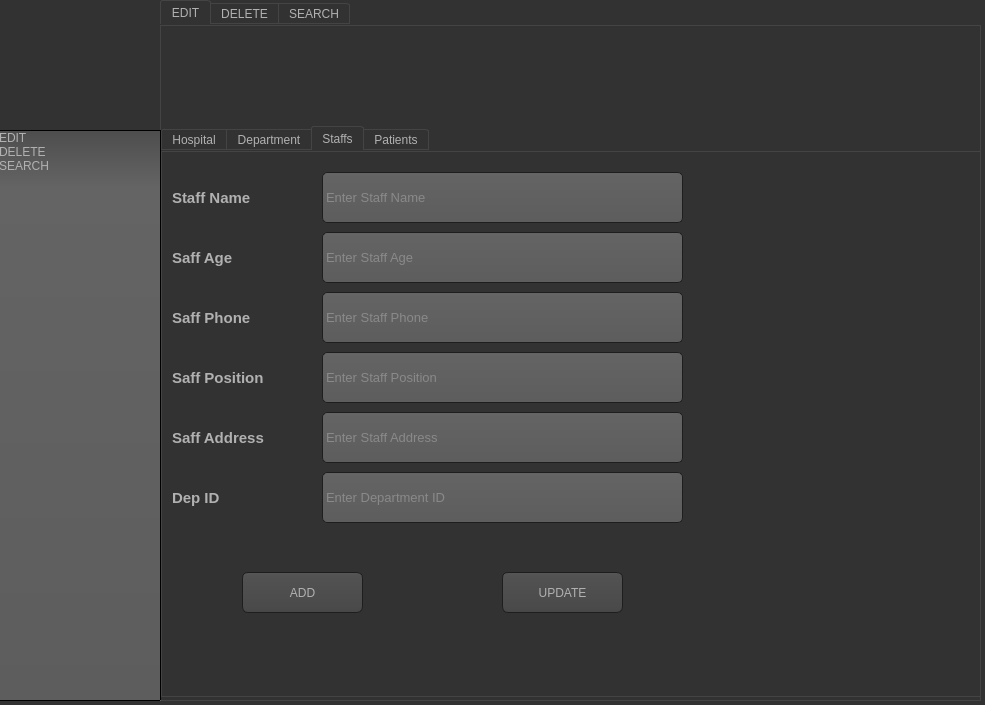
This is task_7/ui/hospital.ui in mahmoud199m/Depi_Team as Qt 5 draws it before an edit. The edited form follows.
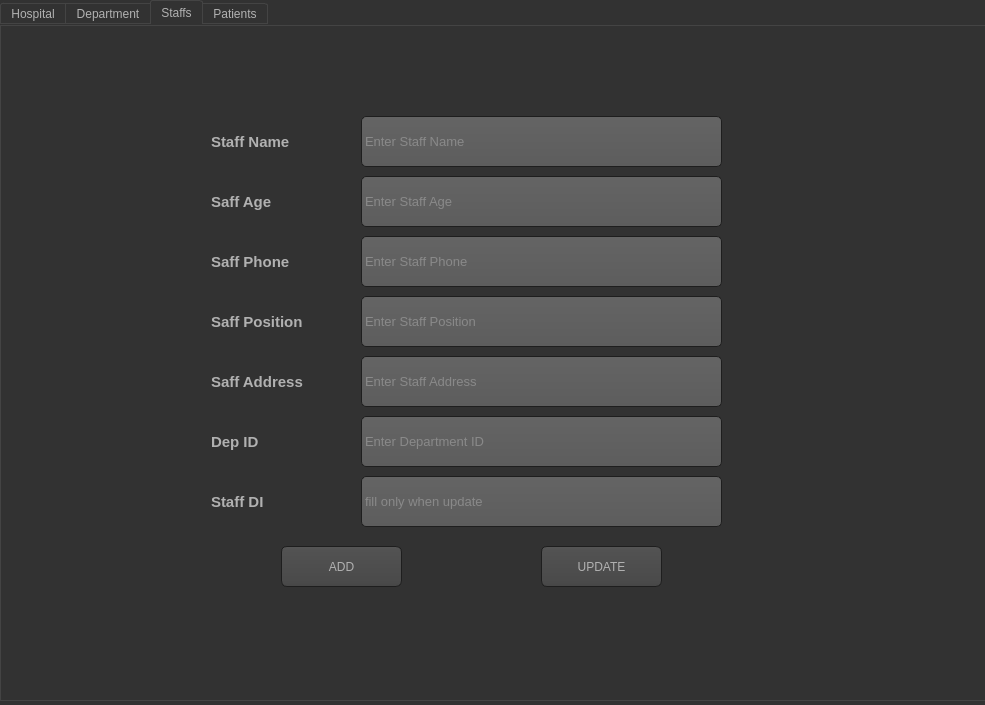
This is the edited form. The open tabs and pages were chosen to show the change. Icons and pictures are not drawn.

```diff
--- a/task_7/ui/hospital.ui
+++ b/task_7/ui/hospital.ui
@@ -535,34 +535,18 @@
 
 </string>
   </property>
-  <widget class="QTabWidget" name="tabWidget_2">
+  <widget class="QTabWidget" name="tabWidget">
    <property name="geometry">
     <rect>
-     <x>160</x>
+     <x>0</x>
      <y>0</y>
-     <width>821</width>
+     <width>988</width>
      <height>701</height>
     </rect>
    </property>
    <property name="currentIndex">
     <number>0</number>
    </property>
-   <widget class="QWidget" name="tab_17">
-    <attribute name="title">
-     <string>EDIT</string>
-    </attribute>
-    <widget class="QTabWidget" name="tabWidget">
-     <property name="geometry">
-      <rect>
-       <x>0</x>
-       <y>100</y>
-       <width>821</width>
-       <height>571</height>
-      </rect>
-     </property>
-     <property name="currentIndex">
-      <number>0</number>
-     </property>
      <widget class="QWidget" name="tab_3">
       <attribute name="title">
        <string>Hospital</string>
@@ -790,8 +774,8 @@
       <widget class="QLabel" name="label_15">
        <property name="geometry">
         <rect>
-         <x>10</x>
-         <y>30</y>
+       <x>210</x>
+       <y>100</y>
          <width>111</width>
          <height>31</height>
         </rect>
@@ -810,8 +794,8 @@
       <widget class="QPushButton" name="stf_add_btn">
        <property name="geometry">
         <rect>
-         <x>80</x>
-         <y>420</y>
+       <x>280</x>
+       <y>520</y>
          <width>121</width>
          <height>41</height>
         </rect>
@@ -823,8 +807,8 @@
       <widget class="QLabel" name="label_16">
        <property name="geometry">
         <rect>
-         <x>10</x>
-         <y>90</y>
+       <x>210</x>
+       <y>160</y>
          <width>111</width>
          <height>31</height>
         </rect>
@@ -843,8 +827,8 @@
       <widget class="QPushButton" name="stf_upd_btn">
        <property name="geometry">
         <rect>
-         <x>340</x>
-         <y>420</y>
+       <x>540</x>
+       <y>520</y>
          <width>121</width>
          <height>41</height>
         </rect>
@@ -856,8 +840,8 @@
       <widget class="QLineEdit" name="stf_name_text">
        <property name="geometry">
         <rect>
-         <x>160</x>
-         <y>20</y>
+       <x>360</x>
+       <y>90</y>
          <width>361</width>
          <height>51</height>
         </rect>
@@ -874,8 +858,8 @@
       <widget class="QLineEdit" name="stf_age_text">
        <property name="geometry">
         <rect>
-         <x>160</x>
-         <y>80</y>
+       <x>360</x>
+       <y>150</y>
          <width>361</width>
          <height>51</height>
         </rect>
@@ -895,8 +879,8 @@
       <widget class="QLabel" name="label_19">
        <property name="geometry">
         <rect>
-         <x>10</x>
-         <y>150</y>
+       <x>210</x>
+       <y>220</y>
          <width>111</width>
          <height>31</height>
         </rect>
@@ -915,8 +899,8 @@
       <widget class="QLineEdit" name="stf_phone_text">
        <property name="geometry">
         <rect>
-         <x>160</x>
-         <y>140</y>
+       <x>360</x>
+       <y>210</y>
          <width>361</width>
          <height>51</height>
         </rect>
@@ -936,8 +920,8 @@
       <widget class="QLabel" name="label_20">
        <property name="geometry">
         <rect>
-         <x>10</x>
-         <y>210</y>
+       <x>210</x>
+       <y>280</y>
          <width>111</width>
          <height>31</height>
         </rect>
@@ -956,8 +940,8 @@
       <widget class="QLineEdit" name="stf_pos_text">
        <property name="geometry">
         <rect>
-         <x>160</x>
-         <y>200</y>
+       <x>360</x>
+       <y>270</y>
          <width>361</width>
          <height>51</height>
         </rect>
@@ -977,8 +961,8 @@
       <widget class="QLabel" name="label_21">
        <property name="geometry">
         <rect>
-         <x>10</x>
-         <y>270</y>
+       <x>210</x>
+       <y>340</y>
          <width>121</width>
          <height>31</height>
         </rect>
@@ -997,8 +981,8 @@
       <widget class="QLineEdit" name="stf_ads_text">
        <property name="geometry">
         <rect>
-         <x>160</x>
-         <y>260</y>
+       <x>360</x>
+       <y>330</y>
          <width>361</width>
          <height>51</height>
         </rect>
@@ -1018,8 +1002,8 @@
       <widget class="QLabel" name="label_22">
        <property name="geometry">
         <rect>
-         <x>10</x>
-         <y>330</y>
+       <x>210</x>
+       <y>400</y>
          <width>121</width>
          <height>31</height>
         </rect>
@@ -1038,8 +1022,8 @@
       <widget class="QLineEdit" name="stf_dep_id_text">
        <property name="geometry">
         <rect>
-         <x>160</x>
-         <y>320</y>
+       <x>360</x>
+       <y>390</y>
          <width>361</width>
          <height>51</height>
         </rect>
@@ -1056,6 +1040,47 @@
         <string>Enter Department ID</string>
        </property>
       </widget>
+    <widget class="QLabel" name="label_8">
+     <property name="geometry">
+      <rect>
+       <x>210</x>
+       <y>460</y>
+       <width>111</width>
+       <height>31</height>
+      </rect>
+     </property>
+     <property name="font">
+      <font>
+       <pointsize>11</pointsize>
+       <weight>75</weight>
+       <bold>true</bold>
+      </font>
+     </property>
+     <property name="text">
+      <string>Staff DI</string>
+     </property>
+    </widget>
+    <widget class="QLineEdit" name="stf_id_text">
+     <property name="geometry">
+      <rect>
+       <x>360</x>
+       <y>450</y>
+       <width>361</width>
+       <height>51</height>
+      </rect>
+     </property>
+     <property name="font">
+      <font>
+       <pointsize>10</pointsize>
+      </font>
+     </property>
+     <property name="text">
+      <string/>
+     </property>
+     <property name="placeholderText">
+      <string>fill only when update</string>
+     </property>
+    </widget>
      </widget>
      <widget class="QWidget" name="tab">
       <attribute name="title">
@@ -1289,44 +1314,48 @@
         <string>Enter patient Age</string>
        </property>
       </widget>
-     </widget>
-    </widget>
-   </widget>
-   <widget class="QWidget" name="tab_19">
-    <attribute name="title">
-     <string>DELETE</string>
-    </attribute>
-   </widget>
-   <widget class="QWidget" name="tab_18">
-    <attribute name="title">
-     <string>SEARCH</string>
-    </attribute>
-   </widget>
-  </widget>
-  <widget class="QListWidget" name="listWidget">
+    <widget class="QLabel" name="label_9">
    <property name="geometry">
     <rect>
-     <x>-10</x>
-     <y>130</y>
-     <width>171</width>
-     <height>571</height>
-    </rect>
-   </property>
-   <item>
-    <property name="text">
-     <string>EDIT</string>
-    </property>
-   </item>
-   <item>
+       <x>220</x>
+       <y>420</y>
+       <width>121</width>
+       <height>31</height>
+      </rect>
+     </property>
+     <property name="font">
+      <font>
+       <pointsize>11</pointsize>
+       <weight>75</weight>
+       <bold>true</bold>
+      </font>
+     </property>
     <property name="text">
-     <string>DELETE</string>
-    </property>
-   </item>
-   <item>
+      <string>Patient DI</string>
+     </property>
+    </widget>
+    <widget class="QLineEdit" name="ptn_id_text">
+     <property name="geometry">
+      <rect>
+       <x>370</x>
+       <y>410</y>
+       <width>361</width>
+       <height>51</height>
+      </rect>
+     </property>
+     <property name="font">
+      <font>
+       <pointsize>10</pointsize>
+      </font>
+     </property>
     <property name="text">
-     <string>SEARCH</string>
-    </property>
-   </item>
+      <string/>
+     </property>
+     <property name="placeholderText">
+      <string>fill only when update</string>
+     </property>
+    </widget>
+   </widget>
   </widget>
  </widget>
  <resources/>
```
Left out of the diff: 194 changed lines with no effect on the pictures. Lines whose indentation alone changed are shown as unchanged.
